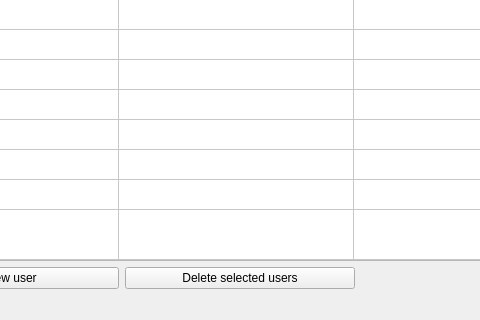
This is ui/admin2.ui in TarasRudnyk/Students_health_records as Qt 5 draws it before an edit; both pictures show x 128 to 608 and y 207 to 527 of the 772 by 527 pixel window. The edited form follows.
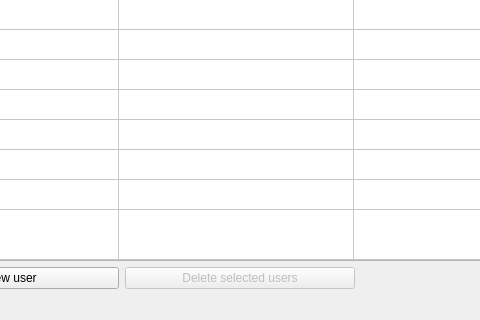
This is the edited form. Icons and pictures are not drawn.

Commit message: Form add user.

Patch:
```diff
--- a/ui/admin2.ui
+++ b/ui/admin2.ui
@@ -216,6 +216,9 @@
     </item>
     <item row="3" column="1">
      <widget class="QPushButton" name="delete_selected_pushButton">
+      <property name="enabled">
+       <bool>false</bool>
+      </property>
       <property name="text">
        <string>Delete selected users</string>
       </property>
```
Left out of the diff: 288 changed lines with no effect on the pictures. The commit also changes 3 other files.
